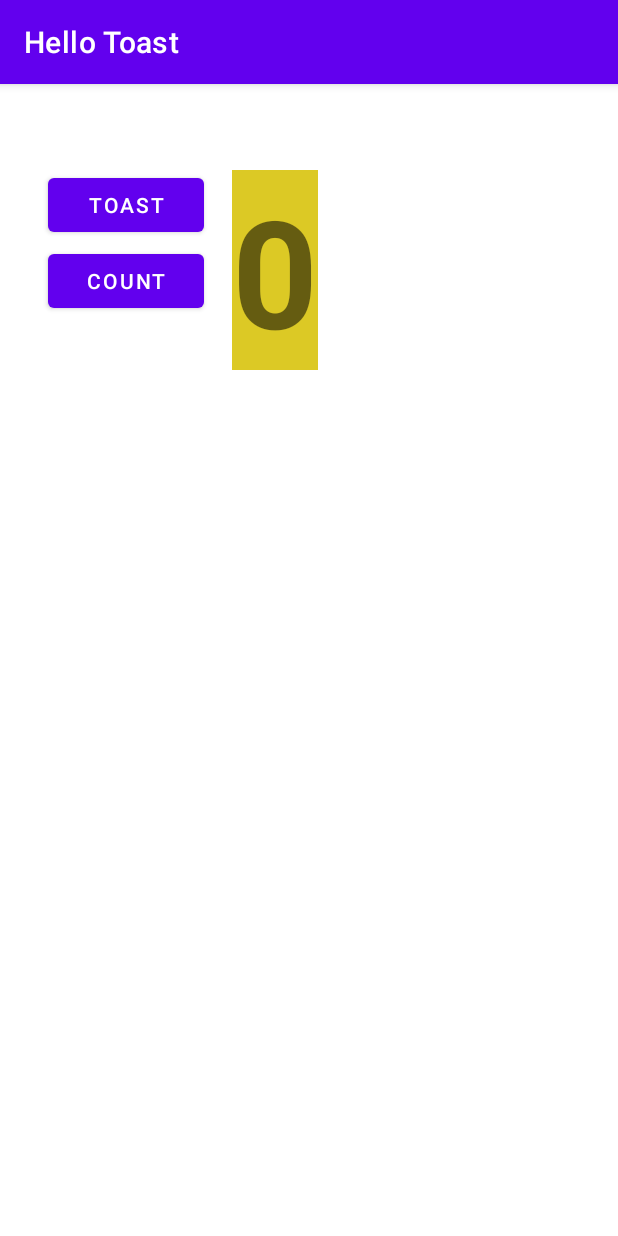
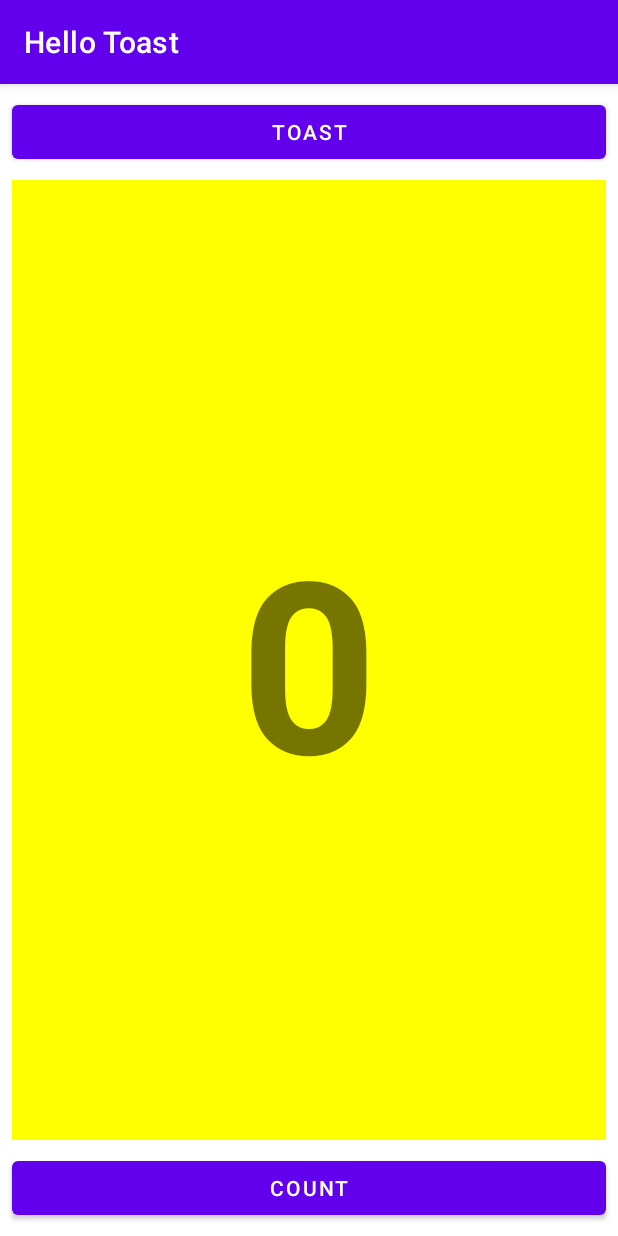
Before and after one commit to doquangtung/AndroidStudioApp, an Android app: the screen it shows after launch (MainActivity), on a phone screen of 412 x 824 dp. Run offline under Robolectric (Android 15) with nearby library versions, the phone set to English and light mode, and no system bars.

Commit message:
<LinearLayout xmlns:android=http://schemas.android.com/apk/res/android     xmlns:app=http://schemas.android.com/apk/res-auto     xmlns:tools=http://schemas.android.com/tools     android:layout_width=match_parent     android:layout_height=match_parent     android:orientation=vertical     tools:context=.MainActivity>
    <Button
        android:id=@+id/button_toast
        android:layout_width=match_parent
        android:layout_height=wrap_content
        android:layout_marginEnd=8dp
        android:layout_marginStart=8dp
        android:layout_marginTop=8dp
        android:onClick=toast
        android:text=@string/toast
        android:textColor=@android:color/white />

    <TextView
        android:id=@+id/cnt
        android:layout_width=match_parent
        android:layout_height=wrap_content
        android:layout_marginBottom=8dp
        android:layout_marginEnd=8dp
        android:layout_marginStart=8dp
        android:layout_marginTop=8dp
        android:background=#FFFF00
        android:text=0
        android:gravity=center
        android:textAlignment=center
        android:textSize=160sp
        android:textStyle=bold
        android:layout_weight=1/>

    <Button
        android:id=@+id/button_count
        android:layout_width=match_parent
        android:layout_height=wrap_content
        android:layout_marginBottom=8dp
        android:layout_marginEnd=8dp
        android:layout_marginStart=8dp
        android:onClick=count
        android:text=@string/count
        android:textColor=@android:color/white />
</LinearLayout>

```diff
--- a/app/src/main/res/layout/activity_main.xml
+++ b/app/src/main/res/layout/activity_main.xml
@@ -1,51 +1,46 @@
-<?xml version="1.0" encoding="utf-8"?>
-<androidx.constraintlayout.widget.ConstraintLayout xmlns:android="http://schemas.android.com/apk/res/android"
+<LinearLayout xmlns:android="http://schemas.android.com/apk/res/android"
     xmlns:app="http://schemas.android.com/apk/res-auto"
     xmlns:tools="http://schemas.android.com/tools"
     android:layout_width="match_parent"
     android:layout_height="match_parent"
+    android:orientation="vertical"
     tools:context=".MainActivity">
+
+    <Button
+        android:id="@+id/button_toast"
+        android:layout_width="match_parent"
+        android:layout_height="wrap_content"
+        android:layout_marginEnd="8dp"
+        android:layout_marginStart="8dp"
+        android:layout_marginTop="8dp"
+        android:onClick="toast"
+        android:text="@string/toast"
+        android:textColor="@android:color/white" />
 
     <TextView
         android:id="@+id/cnt"
-        android:layout_width="wrap_content"
+        android:layout_width="match_parent"
         android:layout_height="wrap_content"
-        android:background="#DCC925"
+        android:layout_marginBottom="8dp"
+        android:layout_marginEnd="8dp"
+        android:layout_marginStart="8dp"
+        android:layout_marginTop="8dp"
+        android:background="#FFFF00"
+        android:text="0"
         android:gravity="center"
-        android:text="0"
-        android:textSize="100sp"
+        android:textAlignment="center"
+        android:textSize="160sp"
         android:textStyle="bold"
-        app:layout_constraintBottom_toBottomOf="parent"
-        app:layout_constraintHorizontal_bias="0.436"
-        app:layout_constraintLeft_toLeftOf="parent"
-        app:layout_constraintRight_toRightOf="parent"
-        app:layout_constraintTop_toTopOf="parent"
-        app:layout_constraintVertical_bias="0.09" />
+        android:layout_weight="1"/>
 
     <Button
-        android:id="@+id/button1"
-        android:layout_width="104dp"
-        android:layout_height="48dp"
-        android:onClick="toast"
-        android:text="@string/TOAST"
-        app:layout_constraintBottom_toBottomOf="parent"
-        app:layout_constraintEnd_toEndOf="parent"
-        app:layout_constraintHorizontal_bias="0.104"
-        app:layout_constraintStart_toStartOf="parent"
-        app:layout_constraintTop_toTopOf="parent"
-        app:layout_constraintVertical_bias="0.079" />
-
-    <Button
-        android:id="@+id/button2"
-        android:layout_width="104dp"
-        android:layout_height="48dp"
+        android:id="@+id/button_count"
+        android:layout_width="match_parent"
+        android:layout_height="wrap_content"
+        android:layout_marginBottom="8dp"
+        android:layout_marginEnd="8dp"
+        android:layout_marginStart="8dp"
         android:onClick="count"
-        android:text="@string/COUNT"
-        app:layout_constraintBottom_toBottomOf="parent"
-        app:layout_constraintEnd_toEndOf="parent"
-        app:layout_constraintHorizontal_bias="0.104"
-        app:layout_constraintStart_toStartOf="parent"
-        app:layout_constraintTop_toTopOf="parent"
-        app:layout_constraintVertical_bias="0.149" />
-
-</androidx.constraintlayout.widget.ConstraintLayout>
+        android:text="@string/count"
+        android:textColor="@android:color/white" />
+</LinearLayout>
--- a/app/src/main/res/values/strings.xml
+++ b/app/src/main/res/values/strings.xml
@@ -3,4 +3,6 @@
     <string name="TOAST">TOAST</string>
     <string name="COUNT">COUNT</string>
     <string name="msg">Hello Toast</string>
+    <string name="count">COUNT</string>
+    <string name="toast">TOAST</string>
 </resources>
```
